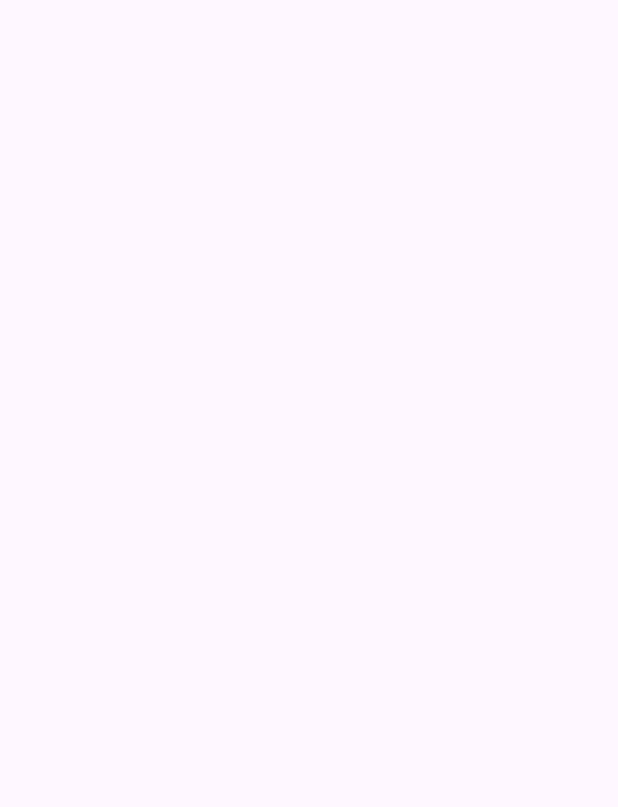
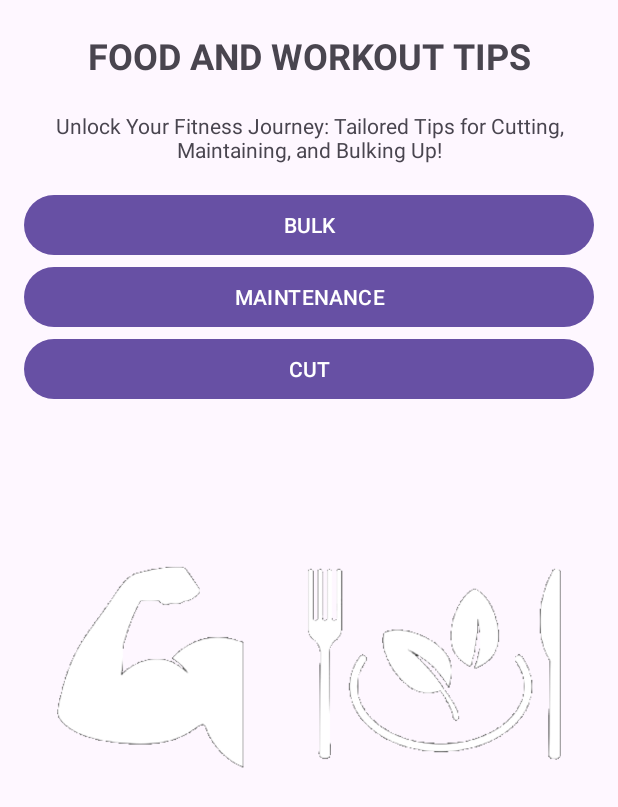
Before and after one commit to CarlosRiggio/Android_Fitness_APP, an Android app: the Food_Workout_Tips screen opened directly, with no data from a screen before it, on a phone screen of 412 x 824 dp. Before the commit the part shown is empty. Shown: the top 807 px of the screen. Run offline under Robolectric (Android 15) with nearby library versions, the phone set to English and light mode, and no system bars.

Commit message:
Parte 2: food & workout tips
Pagina principale è pronta
C'è da riempire le 3 pagine XML di Bulk, Cut e Maintenance

```diff
--- a/app/src/main/java/fitness/com/Food_Workout_Tips.java
+++ b/app/src/main/java/fitness/com/Food_Workout_Tips.java
@@ -2,13 +2,61 @@ package fitness.com;
 
 import androidx.appcompat.app.AppCompatActivity;
 
+import android.content.Intent;
 import android.os.Bundle;
+import android.view.View;
+import android.widget.Button;
 
 public class Food_Workout_Tips extends AppCompatActivity {
+
+    private Button bulkButton;
+    private Button maintenanceButton;
+    private Button cutButton;
 
     @Override
     protected void onCreate(Bundle savedInstanceState) {
         super.onCreate(savedInstanceState);
         setContentView(R.layout.activity_food_workout_tips);
+
+        bulkButton = (Button) findViewById(R.id.bulkButton);
+        bulkButton.setOnClickListener(new View.OnClickListener() {
+            @Override
+            public void onClick(View view) {
+                openBulkTips();
+            }
+        });
+
+        maintenanceButton = (Button) findViewById(R.id.maintenanceButton);
+        maintenanceButton.setOnClickListener(new View.OnClickListener() {
+            @Override
+            public void onClick(View view) {
+                openMaintenanceTips();
+            }
+        });
+
+        cutButton = (Button) findViewById(R.id.cutButton);
+        cutButton.setOnClickListener(new View.OnClickListener() {
+            @Override
+            public void onClick(View view) {
+                openCutTips();
+            }
+        });
+
     }
+
+    public void openBulkTips() {
+        Intent intent = new Intent(this, Bulk_advices.class);
+        startActivity(intent);
+    }
+
+    public void openMaintenanceTips() {
+        Intent intent = new Intent(this, Maintenance_advices.class);
+        startActivity(intent);
+    }
+
+    public void openCutTips() {
+        Intent intent = new Intent(this, Cut_advices.class);
+        startActivity(intent);
+    }
+
 }
--- a/app/src/main/res/layout/activity_food_workout_tips.xml
+++ b/app/src/main/res/layout/activity_food_workout_tips.xml
@@ -6,4 +6,59 @@
     android:layout_height="match_parent"
     tools:context=".Food_Workout_Tips">
 
+    <LinearLayout
+        android:id="@+id/buttonsLayout"
+        android:layout_width="match_parent"
+        android:layout_height="wrap_content"
+        android:layout_gravity="center"
+        android:orientation="vertical"
+        android:padding="16dp">
+
+        <TextView
+            android:id="@+id/title"
+            android:layout_width="match_parent"
+            android:layout_height="42dp"
+            android:gravity="center"
+            android:text="FOOD AND WORKOUT TIPS"
+            android:textSize="24sp"
+            android:textStyle="bold" />
+
+        <TextView
+            android:id="@+id/phrase"
+            android:layout_width="match_parent"
+            android:layout_height="68dp"
+            android:gravity="center"
+            android:text="Unlock Your Fitness Journey: Tailored Tips for Cutting, Maintaining, and Bulking Up!" />
+
+        <Button
+            android:id="@+id/bulkButton"
+            android:layout_width="match_parent"
+            android:layout_height="wrap_content"
+            android:text="BULK" />
+
+        <Button
+            android:id="@+id/maintenanceButton"
+            android:layout_width="match_parent"
+            android:layout_height="wrap_content"
+            android:text="MAINTENANCE" />
+
+        <Button
+            android:id="@+id/cutButton"
+            android:layout_width="match_parent"
+            android:layout_height="wrap_content"
+            android:text="CUT" />
+
+        <View
+            android:id="@+id/space"
+            android:layout_width="match_parent"
+            android:layout_height="20dp" />
+
+        <ImageView
+            android:id="@+id/imageView"
+            android:layout_width="match_parent"
+            android:layout_height="match_parent"
+            android:src="@drawable/food_workout_tips_intro"/>
+
+    </LinearLayout>
+
 </androidx.constraintlayout.widget.ConstraintLayout>
```
Also changed, not shown: app/src/main/AndroidManifest.xml (+9 -0 lines), app/src/main/java/fitness/com/Bulk_advices.java (added, +14 -0 lines), app/src/main/java/fitness/com/Cut_advices.java (added, +14 -0 lines), app/src/main/java/fitness/com/Maintenance_advices.java (added, +14 -0 lines), app/src/main/res/layout/activity_bulk_advices.xml (added, +9 -0 lines), app/src/main/res/layout/activity_cut_advices.xml (added, +9 -0 lines), app/src/main/res/layout/activity_maintenance_advices.xml (added, +9 -0 lines), app/src/main/res/drawable/food_workout_tips_intro.png (added).
